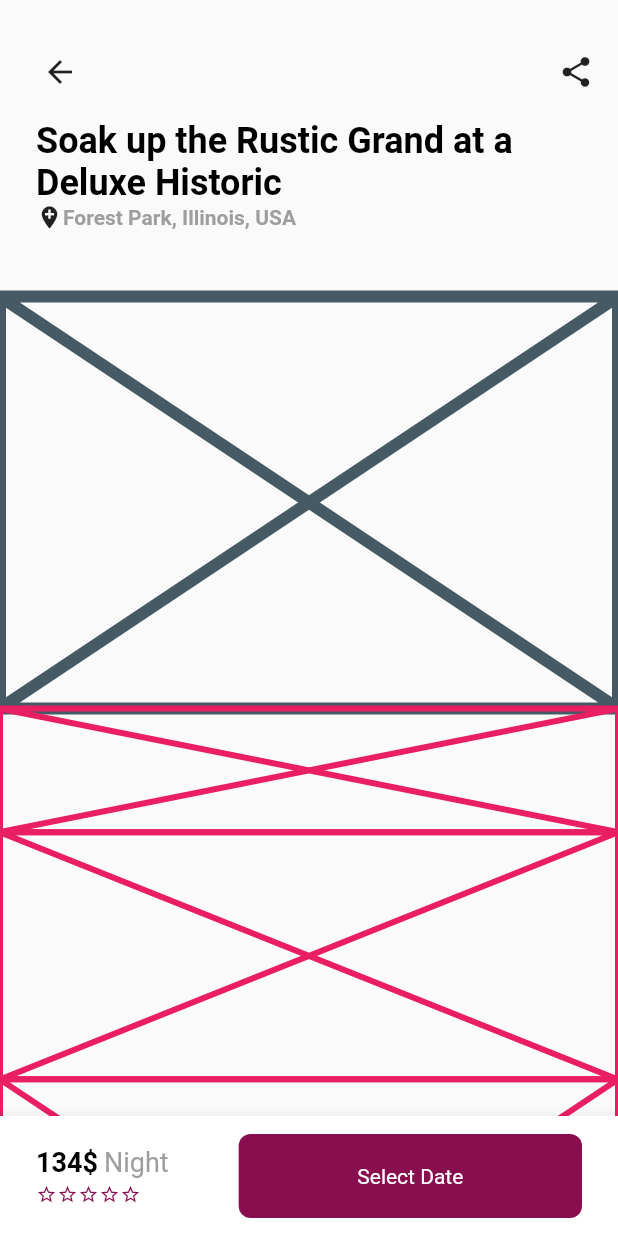
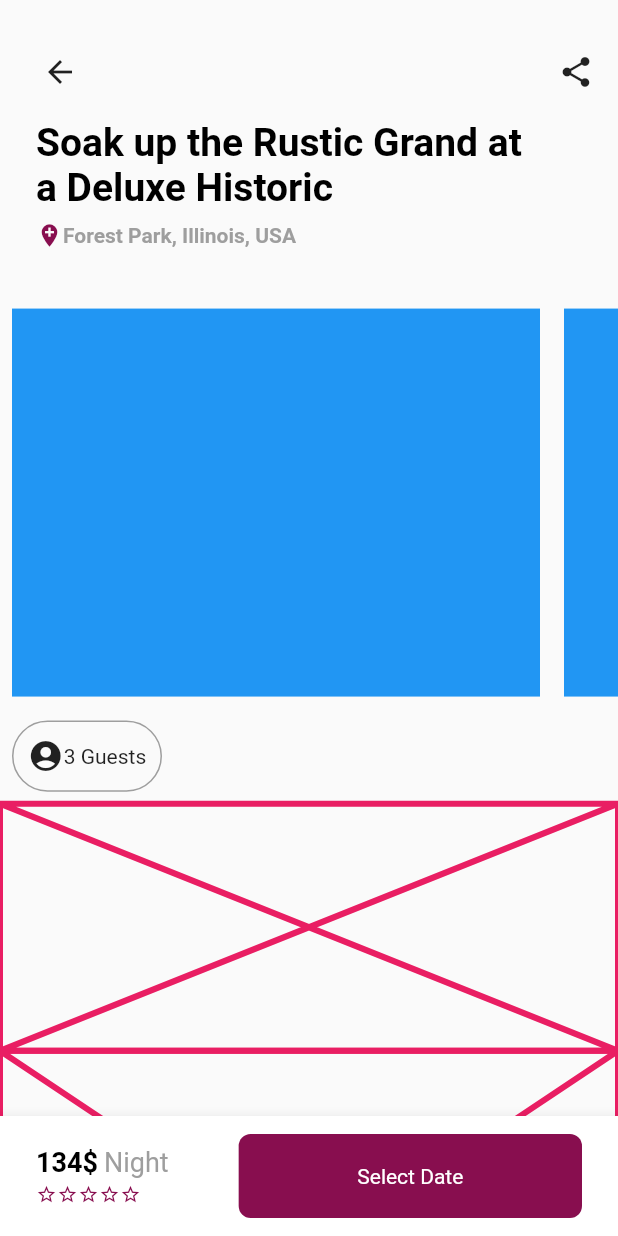
Before and after one commit to JAICHANGPARK/flutter_notebook_the_third_story, a Flutter app: the DetailPage screen opened directly, on a phone screen of 412 x 824 dp. Run offline on Flutter 3.47's test engine with Material 2 defaults, Android fonts, the phone set to English and light mode, and no system bars; our stand-ins replace badges, dotted_border, fl_chart, page_transition, percent_indicator; network calls fail.

Commit message:
Update detail_page.dart

```diff
--- a/lib/real_estate_app/detail_page.dart
+++ b/lib/real_estate_app/detail_page.dart
@@ -36,24 +36,34 @@ class _DetailPageState extends State<DetailPage> {
                 height: 8,
               ),
               Container(
-                padding: EdgeInsets.only(left: 24, right: 24),
+                padding: EdgeInsets.only(left: 24, right: 48),
                 height: MediaQuery.of(context).size.height / 7,
                 child: Column(
                   crossAxisAlignment: CrossAxisAlignment.start,
                   children: <Widget>[
-                    Text("Soak up the Rustic Grand at a Deluxe Historic",
-                    style: TextStyle(
-                      color: Colors.black,
-                      fontWeight: FontWeight.bold,
-                      fontSize: 24,
-                    ),),
+                    Text(
+                      "Soak up the Rustic Grand at a Deluxe Historic",
+                      style: TextStyle(
+                        color: Colors.black,
+                        fontWeight: FontWeight.bold,
+                        fontSize: 26,
+                      ),
+                    ),
+                    SizedBox(
+                      height: 8,
+                    ),
                     Row(
                       children: <Widget>[
-                        Icon(Icons.add_location, size: 18,),
-                        Text("Forest Park, Illinois, USA",style: TextStyle(
-                          color: Colors.grey,
-                          fontWeight: FontWeight.bold
-                        ),),
+                        Icon(
+                          Icons.add_location,
+                          size: 18,
+                          color: Colors.pink[900],
+                        ),
+                        Text(
+                          "Forest Park, Illinois, USA",
+                          style: TextStyle(
+                              color: Colors.grey, fontWeight: FontWeight.bold),
+                        ),
                       ],
                     )
                   ],
@@ -61,15 +71,56 @@ class _DetailPageState extends State<DetailPage> {
               ),
               Container(
                 height: MediaQuery.of(context).size.height / 3,
-                child: Placeholder(
-                  strokeWidth: 8,
+                child: ListView(
+                  padding: EdgeInsets.zero,
+                  scrollDirection: Axis.horizontal,
+                  children: <Widget>[
+                    Container(
+                      margin: EdgeInsets.all(8),
+                      width: MediaQuery.of(context).size.width - 60,
+                      decoration: BoxDecoration(
+                        color: Colors.blue,
+                      ),
+                    ),
+                    Container(
+                      margin: EdgeInsets.all(8),
+                      width: MediaQuery.of(context).size.width - 60,
+                      decoration: BoxDecoration(
+                        color: Colors.blue,
+                      ),
+                    ),
+                    Container(
+                      margin: EdgeInsets.all(8),
+                      width: MediaQuery.of(context).size.width - 60,
+                      decoration: BoxDecoration(
+                        color: Colors.blue,
+                      ),
+                    ),
+                  ],
                 ),
               ),
               Container(
-                height: MediaQuery.of(context).size.height / 10,
-                child: Placeholder(
-                  color: Colors.pink,
-                  strokeWidth: 4,
+                height: MediaQuery.of(context).size.height / 13,
+                child: ListView(
+                  scrollDirection: Axis.horizontal,
+                  children: <Widget>[
+                    Container(
+                      width: 100,
+                      margin: EdgeInsets.all(8),
+                      decoration: BoxDecoration(
+                          border: Border.all(color: Colors.grey),
+                          borderRadius: BorderRadius.circular(24)),
+                      child: Row(
+                        mainAxisAlignment: MainAxisAlignment.center,
+                        children: <Widget>[
+                          Icon(
+                            Icons.account_circle,
+                          ),
+                          Text("3 Guests"),
+                        ],
+                      ),
+                    )
+                  ],
                 ),
               ),
               Container(
```
